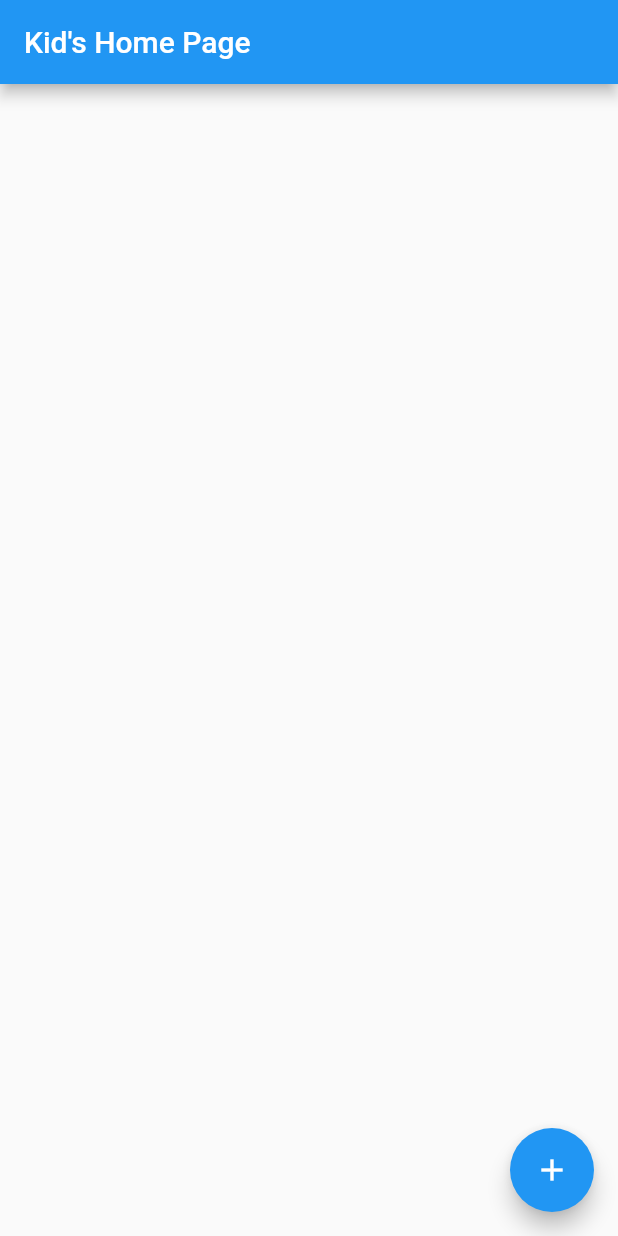
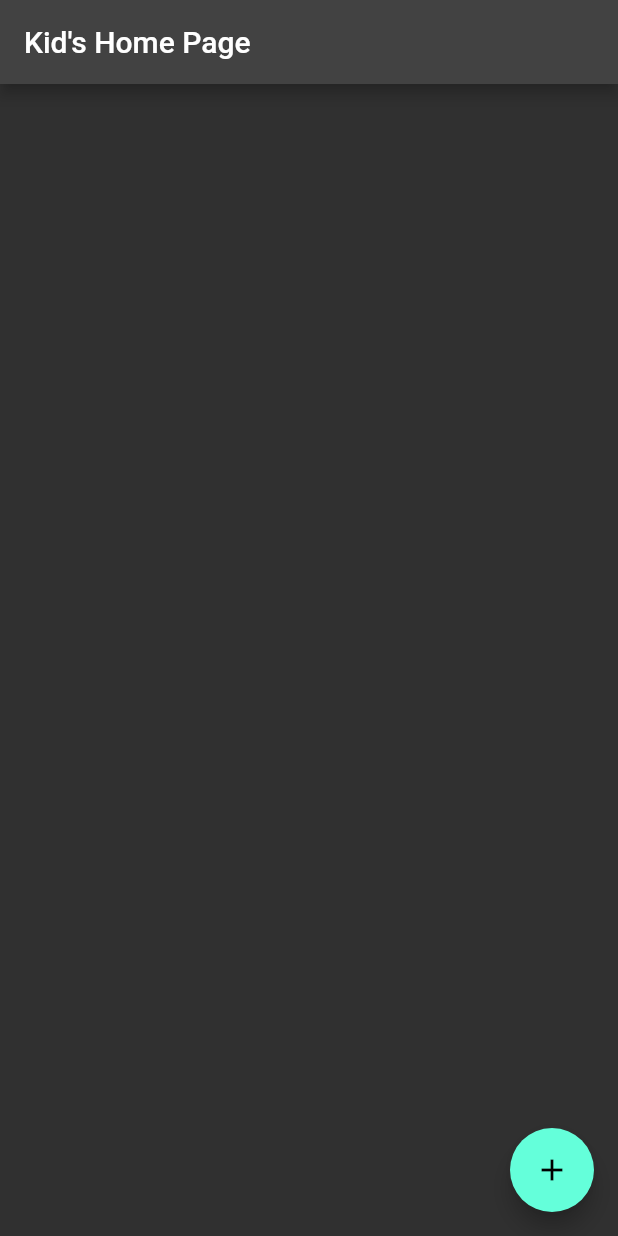
Before and after one commit to DewofyourYouth/chores, a Flutter app: the screen it shows after launch, on a phone screen of 412 x 824 dp. Run offline on Flutter 3.47's test engine with Material 2 defaults, Android fonts, the phone set to English and light mode, and no system bars; our stand-ins replace flutter_spinkit; missing offline and left inert: mongo_dart.

Commit message:
revert theme

```diff
--- a/lib/components/kids/kid_button.dart
+++ /dev/null
@@ -1 +0,0 @@
-// TODO Implement this library.
--- a/lib/main.dart
+++ b/lib/main.dart
@@ -13,18 +13,7 @@ class MyApp extends StatelessWidget {
   Widget build(BuildContext context) {
     return MaterialApp(
       title: 'Flutter Demo',
-      theme: ThemeData(
-        // This is the theme of your application.
-        //
-        // Try running your application with "flutter run". You'll see the
-        // application has a blue toolbar. Then, without quitting the app, try
-        // changing the primarySwatch below to Colors.green and then invoke
-        // "hot reload" (press "r" in the console where you ran "flutter run",
-        // or simply save your changes to "hot reload" in a Flutter IDE).
-        // Notice that the counter didn't reset back to zero; the application
-        // is not restarted.
-        primarySwatch: Colors.blue,
-      ),
+      theme: ThemeData.dark(),
       home: const MyHomePage(title: 'Kid\'s Home Page'),
     );
   }
@@ -55,11 +44,6 @@ class _MyHomePageState extends State<MyHomePage> {
 
   void _addKid() {
     setState(() {
-      // This call to setState tells the Flutter framework that something has
-      // changed in this State, which causes it to rerun the build method below
-      // so that the display can reflect the updated values. If we changed
-      // _counter without calling setState(), then the build method would not be
-      // called again, and so nothing would appear to happen.
       kids.add(myController.text);
       // log(kids.toString());
       myController.text = "";
@@ -80,16 +64,12 @@ class _MyHomePageState extends State<MyHomePage> {
         // the App.build method, and use it to set our appbar title.
         title: Text(widget.title),
       ),
-      body: Center(
-        // Center is a layout widget. It takes a single child and positions it
-        // in the middle of the parent.
-        child: ListView(
-          children: <Widget>[
-            kidsFuture,
-            // KidInput(myController: myController),
-            // getKids(kids),
-          ],
-        ),
+      body: ListView(
+        children: <Widget>[
+          kidsFuture,
+          // KidInput(myController: myController),
+          // getKids(kids),
+        ],
       ),
       floatingActionButton: FloatingActionButton(
         onPressed: _addKid,
```
Also changed, not shown: lib/components/kids/kid_card.dart (+12 -4 lines).
